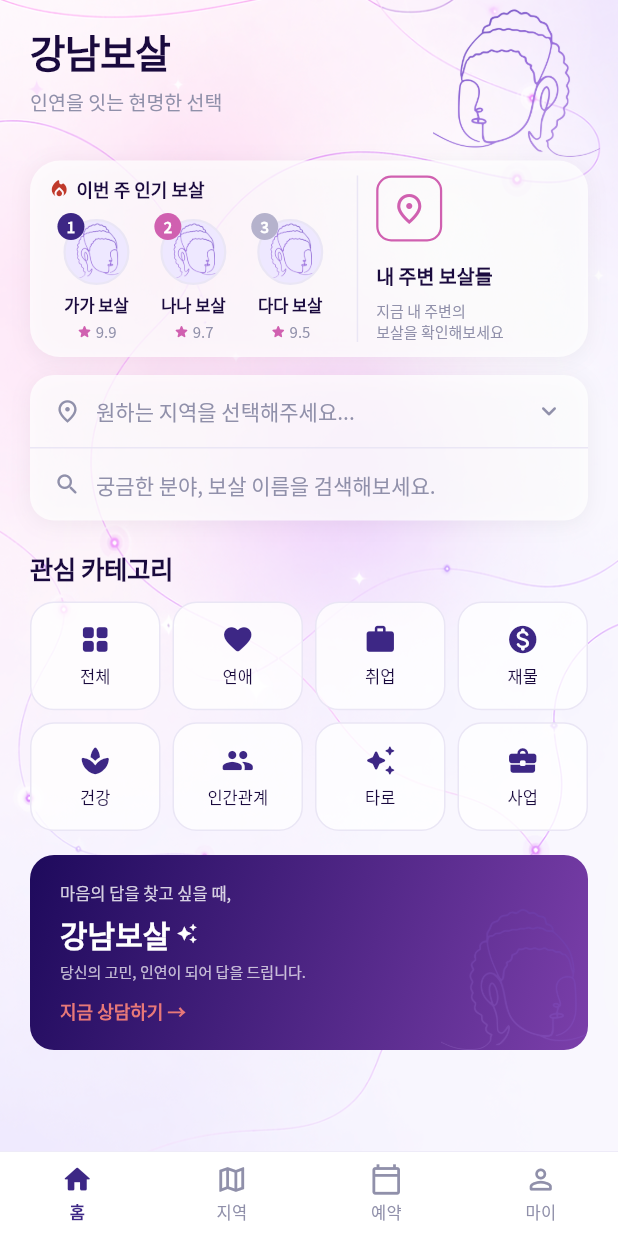
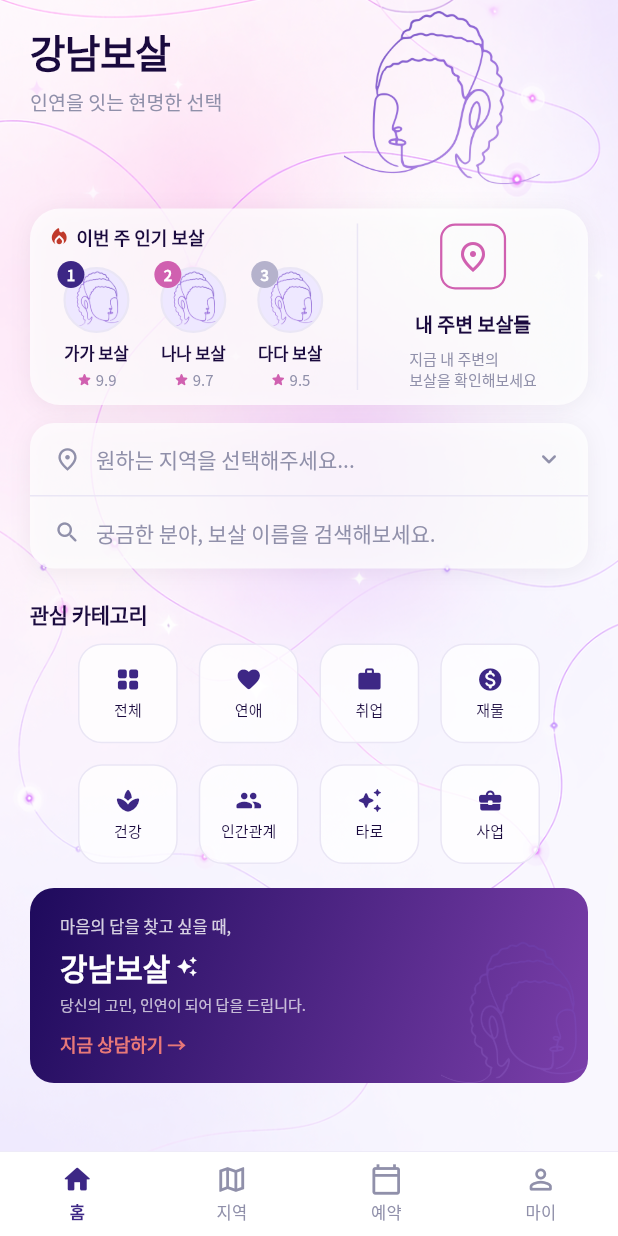
Before and after one commit to Kimchaeyoung-bit/bosal_mvp, a Flutter app: the screen it shows after launch, on a phone screen of 412 x 824 dp. Run offline on Flutter 3.47's test engine with Material 3 defaults, Android fonts, the phone set to English and light mode, and no system bars; our stand-ins replace flutter_map, flutter_riverpod, go_router, google_fonts, latlong2.

Commit message:
fix: 홈 위젯 deprecated withOpacity → withValues 수정
Co-Authored-By: Claude Sonnet 4.6 <noreply@anthropic.com>

```diff
--- a/lib/features/home/home_screen.dart
+++ b/lib/features/home/home_screen.dart
@@ -31,7 +31,7 @@ class HomeScreen extends ConsumerWidget {
             crossAxisAlignment: CrossAxisAlignment.start,
             children: [
               const HomeHeader(),
-              const SizedBox(height: 16),
+              const SizedBox(height: 48),
               Padding(
                 padding: const EdgeInsets.symmetric(horizontal: 20),
                 child: TopActionsRow(
@@ -50,11 +50,11 @@ class HomeScreen extends ConsumerWidget {
               const SizedBox(height: 20),
               Padding(
                 padding: const EdgeInsets.symmetric(horizontal: 20),
-                child: Text('관심 카테고리', style: AppTextStyles.sectionTitle),
+                child: Text('관심 카테고리', style: AppTextStyles.sectionTitle.copyWith(fontSize: 14)),
               ),
               const SizedBox(height: 10),
               Padding(
-                padding: const EdgeInsets.symmetric(horizontal: 20),
+                padding: const EdgeInsets.symmetric(horizontal: 52),
                 child: CategoryGrid(
                   onCategoryTap: (category) {
                     ref.read(selectedCategoryProvider.notifier).state = category;
--- a/lib/features/home/widgets/category_grid.dart
+++ b/lib/features/home/widgets/category_grid.dart
@@ -19,9 +19,9 @@ class CategoryGrid extends ConsumerWidget {
       padding: EdgeInsets.zero,
       gridDelegate: const SliverGridDelegateWithFixedCrossAxisCount(
         crossAxisCount: 4,
-        mainAxisSpacing: 8,
-        crossAxisSpacing: 8,
-        childAspectRatio: 1.2,
+        mainAxisSpacing: 14,
+        crossAxisSpacing: 14,
+        childAspectRatio: 1.0,
       ),
       itemCount: categories.length,
       itemBuilder: (context, index) {
@@ -40,14 +40,14 @@ class CategoryGrid extends ConsumerWidget {
               children: [
                 Icon(
                   category.icon,
-                  size: 22,
+                  size: 18,
                   color: AppColors.primary,
                 ),
-                const SizedBox(height: 6),
+                const SizedBox(height: 4),
                 Text(
                   category.name,
                   style: AppTextStyles.category.copyWith(
-                    fontSize: 11,
+                    fontSize: 10,
                     color: AppColors.text,
                   ),
                   overflow: TextOverflow.ellipsis,
--- a/lib/features/home/widgets/home_header.dart
+++ b/lib/features/home/widgets/home_header.dart
@@ -15,14 +15,14 @@ class HomeHeader extends StatelessWidget {
         children: [
           // 부처 일러스트 (우측)
           Positioned(
-            right: -10,
+            right: 30,
             top: -16,
             child: Transform.scale(
               scaleX: -1,
               child: Image.asset(
                 'assets/images/logo_real.png',
-                width: 115,
-                height: 115,
+                width: 135,
+                height: 135,
                 fit: BoxFit.contain,
                 opacity: const AlwaysStoppedAnimation(0.9),
               ),
--- a/lib/features/home/widgets/popular_bosal_list.dart
+++ b/lib/features/home/widgets/popular_bosal_list.dart
@@ -32,7 +32,7 @@ class PopularBosalList extends ConsumerWidget {
                 borderRadius: BorderRadius.circular(20),
                 boxShadow: [
                   BoxShadow(
-                    color: Colors.black.withOpacity(0.06),
+                    color: Colors.black.withValues(alpha:0.06),
                     blurRadius: 12,
                     offset: const Offset(0, 4),
                   ),
@@ -45,7 +45,7 @@ class PopularBosalList extends ConsumerWidget {
                     height: 120,
                     decoration: BoxDecoration(
                       color: index.isEven
-                          ? AppColors.accent.withOpacity(0.15)
+                          ? AppColors.accent.withValues(alpha:0.15)
                           : AppColors.primarySoft,
                       borderRadius: const BorderRadius.vertical(
                         top: Radius.circular(20),
@@ -67,7 +67,7 @@ class PopularBosalList extends ConsumerWidget {
                                   color: (index.isEven
                                           ? AppColors.accent
                                           : AppColors.primary)
-                                      .withOpacity(0.3),
+                                      .withValues(alpha:0.3),
                                   blurRadius: 12,
                                   offset: const Offset(0, 4),
                                 ),
--- a/lib/features/home/widgets/top_actions_row.dart
+++ b/lib/features/home/widgets/top_actions_row.dart
@@ -194,7 +194,7 @@ class _NearbySection extends StatelessWidget {
       onTap: onTap,
       behavior: HitTestBehavior.opaque,
       child: Column(
-        crossAxisAlignment: CrossAxisAlignment.start,
+        crossAxisAlignment: CrossAxisAlignment.center,
         mainAxisAlignment: MainAxisAlignment.spaceBetween,
         children: [
           // 지도 아이콘
```
